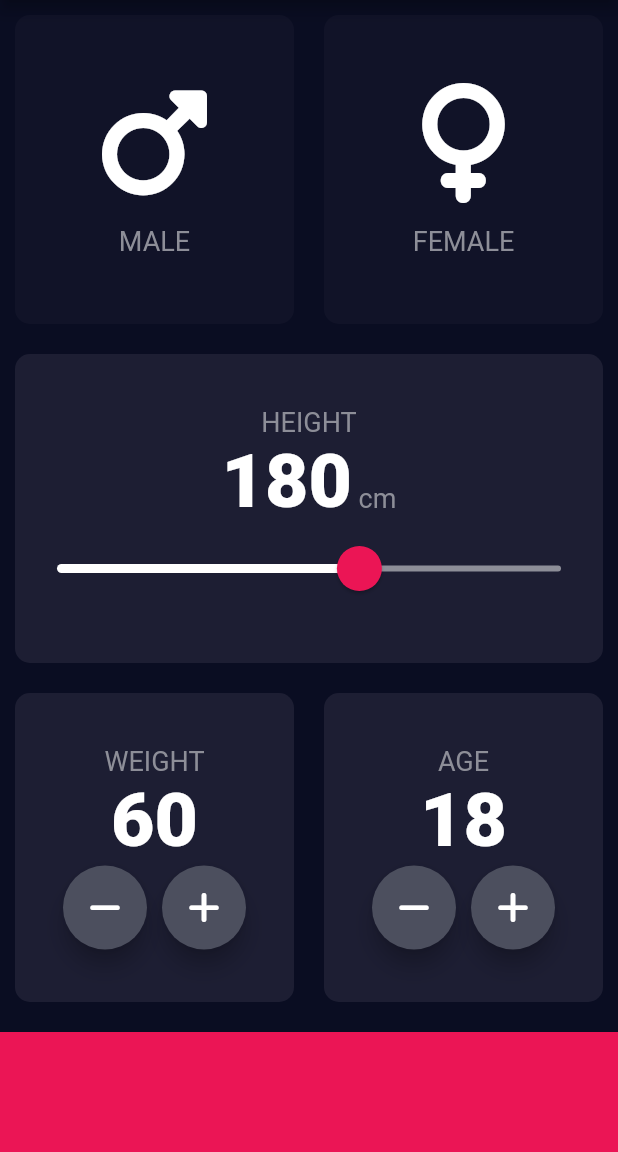
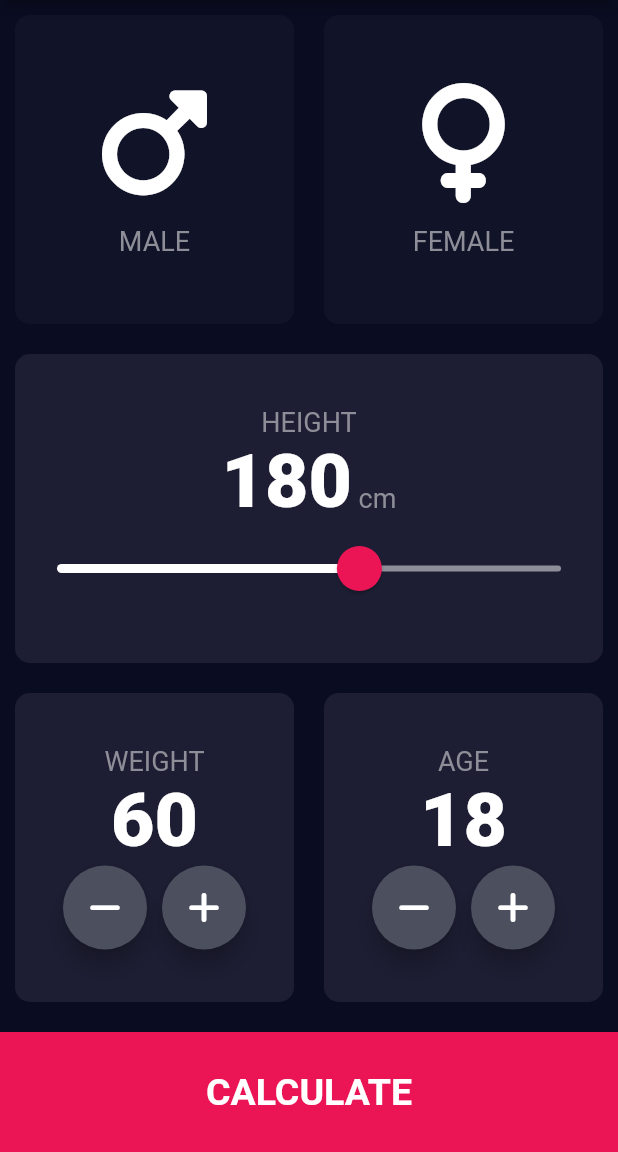
Before and after one commit to MateuszPatrzalek/bmi-calculator, a Flutter app: the screen it shows after launch, on a phone screen of 412 x 824 dp, the part 84-1236 px from its top. Run offline on Flutter 3.47's test engine with Material 2 defaults, Android fonts, the phone set to English and light mode, and no system bars; our stand-ins replace font_awesome_flutter.

Commit message:
added result page screen with routes and layouts

```diff
--- /dev/null
+++ b/lib/bottom_button.dart
@@ -0,0 +1,29 @@
+import 'package:flutter/material.dart';
+import 'constants.dart';
+
+class BottomButton extends StatelessWidget {
+  BottomButton({required this.onTap, required this.buttonTitle});
+
+  final Function()? onTap;
+  final String buttonTitle;
+
+  @override
+  Widget build(BuildContext context) {
+    return GestureDetector(
+      onTap: onTap,
+      child: Container(
+        child: Center(
+          child: Text(
+            buttonTitle,
+            style: kLargeButtonTextStyle,
+          ),
+        ),
+        color: kBottomContainerColor,
+        margin: EdgeInsets.only(top: 10.0),
+        //padding: EdgeInsets.only(bottom: 20.0),
+        width: double.infinity,
+        height: kBottomContainerHeight,
+      ),
+    );
+  }
+}
--- a/lib/input_page.dart
+++ b/lib/input_page.dart
@@ -3,6 +3,9 @@ import 'package:font_awesome_flutter/font_awesome_flutter.dart';
 import 'icon_content.dart';
 import 'reusable_card.dart';
 import 'constants.dart';
+import 'results_page.dart';
+import 'bottom_button.dart';
+import 'round_icon_button.dart';
 
 enum Gender { male, female }
 
@@ -183,34 +186,17 @@ class _InputPageState extends State<InputPage> {
               ],
             ),
           ),
-          Container(
-            color: kBottomContainerColor,
-            margin: EdgeInsets.only(top: 10.0),
-            width: double.infinity,
-            height: kBottomContainerHeight,
+          BottomButton(
+            onTap: () {
+              Navigator.push(
+                context,
+                MaterialPageRoute(builder: (context) => ResultsPage()),
+              );
+            },
+            buttonTitle: 'CALCULATE',
           ),
         ],
       ),
     );
   }
 }
-
-class RoundIconButton extends StatelessWidget {
-
-  RoundIconButton({required this.icon, required this.onPressed});
-
-  final IconData icon;
-  final Function()? onPressed;
-
-  @override
-  Widget build(BuildContext context) {
-    return RawMaterialButton(
-      child: Icon(icon),
-      onPressed: onPressed,
-      elevation: 6.0,
-      constraints: BoxConstraints.tightFor(width: 56.0, height: 56.0),
-      shape: CircleBorder(),
-      fillColor: Color(0xFF4C4F5E),
-    );
-  }
-}
--- /dev/null
+++ b/lib/round_icon_button.dart
@@ -0,0 +1,20 @@
+import 'package:flutter/material.dart';
+
+class RoundIconButton extends StatelessWidget {
+  RoundIconButton({required this.icon, required this.onPressed});
+
+  final IconData icon;
+  final Function()? onPressed;
+
+  @override
+  Widget build(BuildContext context) {
+    return RawMaterialButton(
+      child: Icon(icon),
+      onPressed: onPressed,
+      elevation: 6.0,
+      constraints: BoxConstraints.tightFor(width: 56.0, height: 56.0),
+      shape: CircleBorder(),
+      fillColor: Color(0xFF4C4F5E),
+    );
+  }
+}
```
Also changed, not shown: lib/constants.dart (+25 -0 lines), lib/results_page.dart (added, +61 -0 lines).
